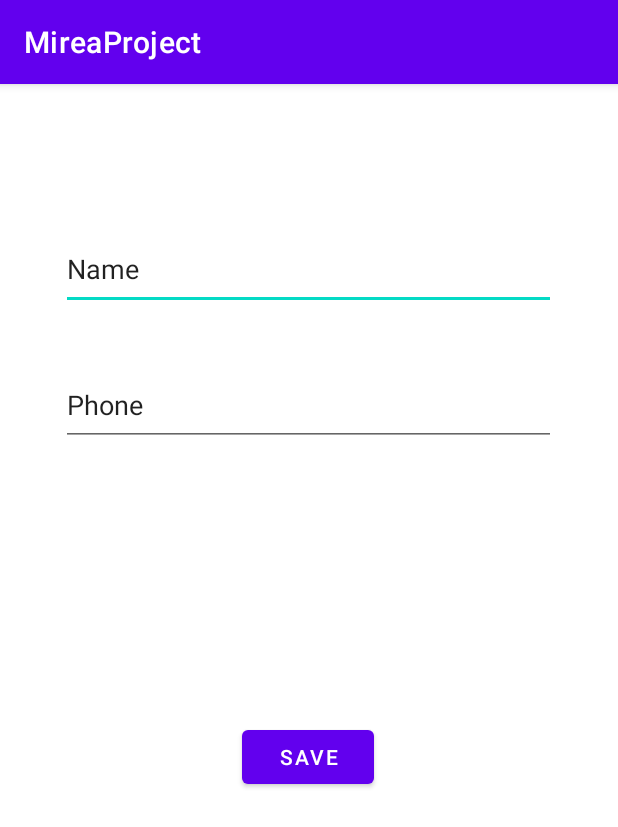
After one commit to kovalyov-z3/MireaProject, an Android app: the fragment SettingsFragment shown on its own in the app's theme, on a phone screen of 412 x 824 dp. The commit adds this screen. Shown: the top 827 px of the screen. Run offline under Robolectric (Android 15) with nearby library versions, the phone set to English and light mode, and no system bars.

Commit message:
Added Settings and Stories

```diff
--- a/app/build.gradle
+++ b/app/build.gradle
@@ -43,4 +43,7 @@ dependencies {
     testImplementation 'junit:junit:4.13.2'
     androidTestImplementation 'androidx.test.ext:junit:1.1.3'
     androidTestImplementation 'androidx.test.espresso:espresso-core:3.4.0'
+    def room_version = "2.2.5"
+    implementation "androidx.room:room-runtime:$room_version"
+    annotationProcessor "androidx.room:room-compiler:$room_version"
 }
--- a/app/src/main/java/ru/mirea/kovalyov/mireaproject/MainActivity.java
+++ b/app/src/main/java/ru/mirea/kovalyov/mireaproject/MainActivity.java
@@ -42,7 +42,7 @@ public class MainActivity extends AppCompatActivity {
         // Passing each menu ID as a set of Ids because each
         // menu should be considered as top level destinations.
         mAppBarConfiguration = new AppBarConfiguration.Builder(
-                R.id.nav_home, R.id.nav_gallery, R.id.nav_slideshow, R.id.nav_calculator, R.id.nav_web, R.id.musicFragment2)
+                R.id.nav_home, R.id.nav_gallery, R.id.nav_slideshow, R.id.nav_calculator, R.id.nav_web, R.id.musicFragment2, R.id.apparatFragment, R.id.settingsFragment)
                 .setOpenableLayout(drawer)
                 .build();
         NavController navController = Navigation.findNavController(this, R.id.nav_host_fragment_content_main);
--- /dev/null
+++ b/app/src/main/java/ru/mirea/kovalyov/mireaproject/SettingsFragment.java
@@ -0,0 +1,60 @@
+package ru.mirea.kovalyov.mireaproject;
+
+import static android.content.Context.MODE_PRIVATE;
+
+import android.content.SharedPreferences;
+import android.os.Bundle;
+
+import androidx.fragment.app.Fragment;
+
+import android.view.LayoutInflater;
+import android.view.View;
+import android.view.ViewGroup;
+import android.widget.EditText;
+import android.widget.Toast;
+
+import ru.mirea.kovalyov.mireaproject.R;
+
+public class SettingsFragment extends Fragment {
+
+    private EditText editTextName;
+    private EditText editTextPhone;
+
+    private SharedPreferences preferences;
+
+    final String PARAMETER_ONE = "parameter_one";
+    final String PARAMETER_TWO = "parameter_two";
+
+    @Override
+    public View onCreateView(LayoutInflater inflater, ViewGroup container,
+                             Bundle savedInstanceState) {
+
+        View view = inflater.inflate(R.layout.fragment_settings, container, false);
+
+        editTextName = view.findViewById(R.id.editTextName);
+        editTextPhone = view.findViewById(R.id.editTextPhone);
+
+        view.findViewById(R.id.buttonSavePrefs).setOnClickListener(this::onClickSave);
+
+        preferences = getActivity().getPreferences(MODE_PRIVATE);
+
+        return view;
+    }
+
+    public void onClickSave(View view) {
+
+        try {
+            String param1 = editTextName.getText().toString();
+            int param2 = Integer.parseInt(editTextPhone.getText().toString());
+
+            SharedPreferences.Editor editor = preferences.edit();
+
+            editor.putString(PARAMETER_ONE, param1);
+            editor.putInt(PARAMETER_TWO, param2);
+
+            Toast.makeText(getActivity(), "Parameter save", Toast.LENGTH_SHORT).show();
+        } catch (NumberFormatException exception) {
+            Toast.makeText(getActivity(), "Error", Toast.LENGTH_SHORT).show();
+        }
+    }
+}
--- /dev/null
+++ b/app/src/main/res/layout/fragment_settings.xml
@@ -0,0 +1,53 @@
+<?xml version="1.0" encoding="utf-8"?>
+<androidx.constraintlayout.widget.ConstraintLayout xmlns:android="http://schemas.android.com/apk/res/android"
+    xmlns:app="http://schemas.android.com/apk/res-auto"
+    xmlns:tools="http://schemas.android.com/tools"
+    android:layout_width="match_parent"
+    android:layout_height="match_parent"
+    tools:context="SettingsFragment">
+
+
+    <EditText
+        android:id="@+id/editTextName"
+        android:layout_width="330dp"
+        android:layout_height="54dp"
+        android:ems="10"
+        android:inputType="text"
+        android:text="Name"
+        app:layout_constraintBottom_toBottomOf="parent"
+        app:layout_constraintEnd_toEndOf="parent"
+        app:layout_constraintHorizontal_bias="0.493"
+        app:layout_constraintStart_toStartOf="parent"
+        app:layout_constraintTop_toTopOf="parent"
+        app:layout_constraintVertical_bias="0.135"
+        tools:ignore="SpeakableTextPresentCheck" />
+
+    <EditText
+        android:id="@+id/editTextPhone"
+        android:layout_width="330dp"
+        android:layout_height="54dp"
+        android:ems="10"
+        android:inputType="phone"
+        android:text="Phone"
+        app:layout_constraintBottom_toBottomOf="parent"
+        app:layout_constraintEnd_toEndOf="parent"
+        app:layout_constraintHorizontal_bias="0.493"
+        app:layout_constraintStart_toStartOf="parent"
+        app:layout_constraintTop_toTopOf="parent"
+        app:layout_constraintVertical_bias="0.262"
+        tools:ignore="SpeakableTextPresentCheck" />
+
+    <Button
+        android:id="@+id/buttonSavePrefs"
+        android:layout_width="wrap_content"
+        android:layout_height="wrap_content"
+        android:onClick="onClickSave"
+        android:text="Save"
+        app:layout_constraintBottom_toBottomOf="parent"
+        app:layout_constraintEnd_toEndOf="parent"
+        app:layout_constraintHorizontal_bias="0.498"
+        app:layout_constraintStart_toStartOf="parent"
+        app:layout_constraintTop_toTopOf="parent"
+        app:layout_constraintVertical_bias="0.59" />
+
+</androidx.constraintlayout.widget.ConstraintLayout>
--- a/app/src/main/res/menu/activity_main_drawer.xml
+++ b/app/src/main/res/menu/activity_main_drawer.xml
@@ -27,6 +27,9 @@
             android:title="Music" />
         <item
             android:id="@+id/apparatFragment"
-            android:title="Music" />
+            android:title="Apparat" />
+        <item
+            android:id="@+id/settingsFragment"
+            android:title="settings" />
     </group>
 </menu>
--- a/app/src/main/res/values/strings.xml
+++ b/app/src/main/res/values/strings.xml
@@ -13,6 +13,7 @@
     <string name="menu_gallery">Gallery</string>
     <string name="menu_slideshow">Slideshow</string>
     <string name="menu_apparatFragment">ApparatFragment</string>
+    <string name="menu_settingsFragment">ApparatFragment</string>
     <!-- TODO: Remove or change this placeholder text -->
     <string name="hello_blank_fragment">Hello blank fragment</string>
 </resources>
```
Also changed, not shown: app/src/main/java/ru/mirea/kovalyov/mireaproject/AddStoryFragment.java (added, +50 -0 lines), app/src/main/java/ru/mirea/kovalyov/mireaproject/App.java (added, +26 -0 lines), app/src/main/java/ru/mirea/kovalyov/mireaproject/AppDB.java (added, +13 -0 lines), app/src/main/java/ru/mirea/kovalyov/mireaproject/StoriesFragment.java (added, +62 -0 lines), app/src/main/java/ru/mirea/kovalyov/mireaproject/Story.java (added, +20 -0 lines), app/src/main/java/ru/mirea/kovalyov/mireaproject/StoryAdapter.java (added, +55 -0 lines), app/src/main/java/ru/mirea/kovalyov/mireaproject/StoryDAO.java (added, +28 -0 lines), app/src/main/res/layout/fragment_add_story.xml (added, +35 -0 lines), app/src/main/res/layout/fragment_stories.xml (added, +33 -0 lines), app/src/main/res/layout/recycler_view.xml (added, +35 -0 lines), app/src/main/res/navigation/mobile_navigation.xml (+15 -0 lines), build.gradle (line endings or trailing spaces).
